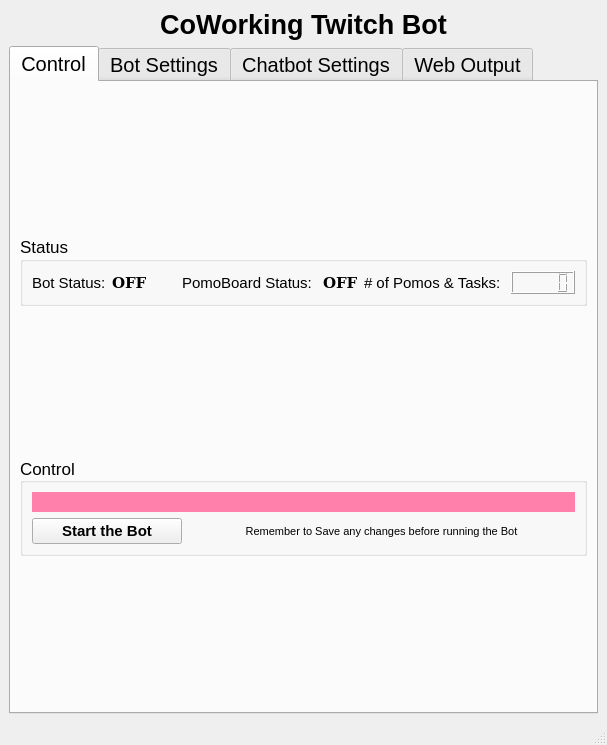
Before: the Qt Designer form BotResources/resources/PomoBotUI.ui in crankybookworm/CoWorkingTwitchBotWithGui, drawn with Qt 5.
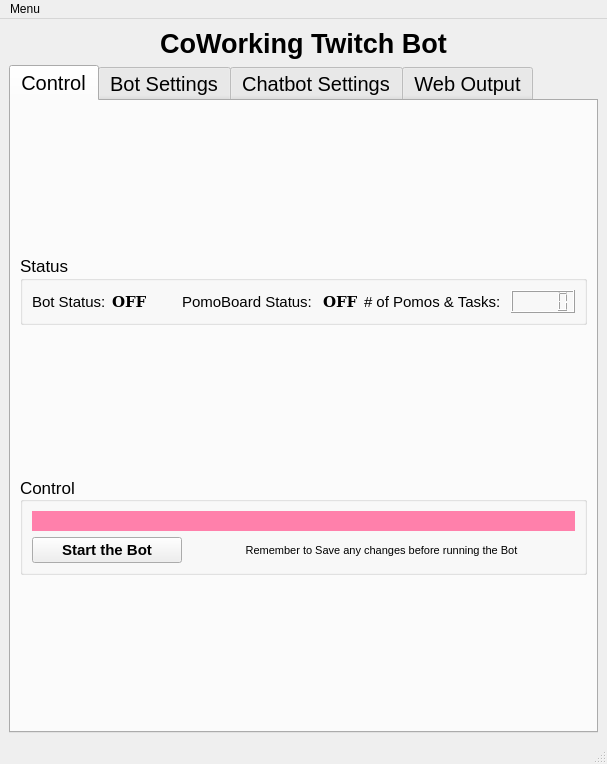
After: the same form once the commit is applied.

Commit message: Add: Minimize to Tray feature

What changed in the file:
```diff
--- a/BotResources/resources/PomoBotUI.ui
+++ b/BotResources/resources/PomoBotUI.ui
@@ -2135,6 +2135,13 @@
      <height>21</height>
     </rect>
    </property>
+   <widget class="QMenu" name="menuMenu">
+    <property name="title">
+     <string>Menu</string>
+    </property>
+    <addaction name="minimizeToTrayCheck"/>
+   </widget>
+   <addaction name="menuMenu"/>
   </widget>
   <widget class="QStatusBar" name="statusbar"/>
  </widget>
```
Left out of the diff: 8 changed lines with no effect on the pictures. The commit also changes 2 other files.
